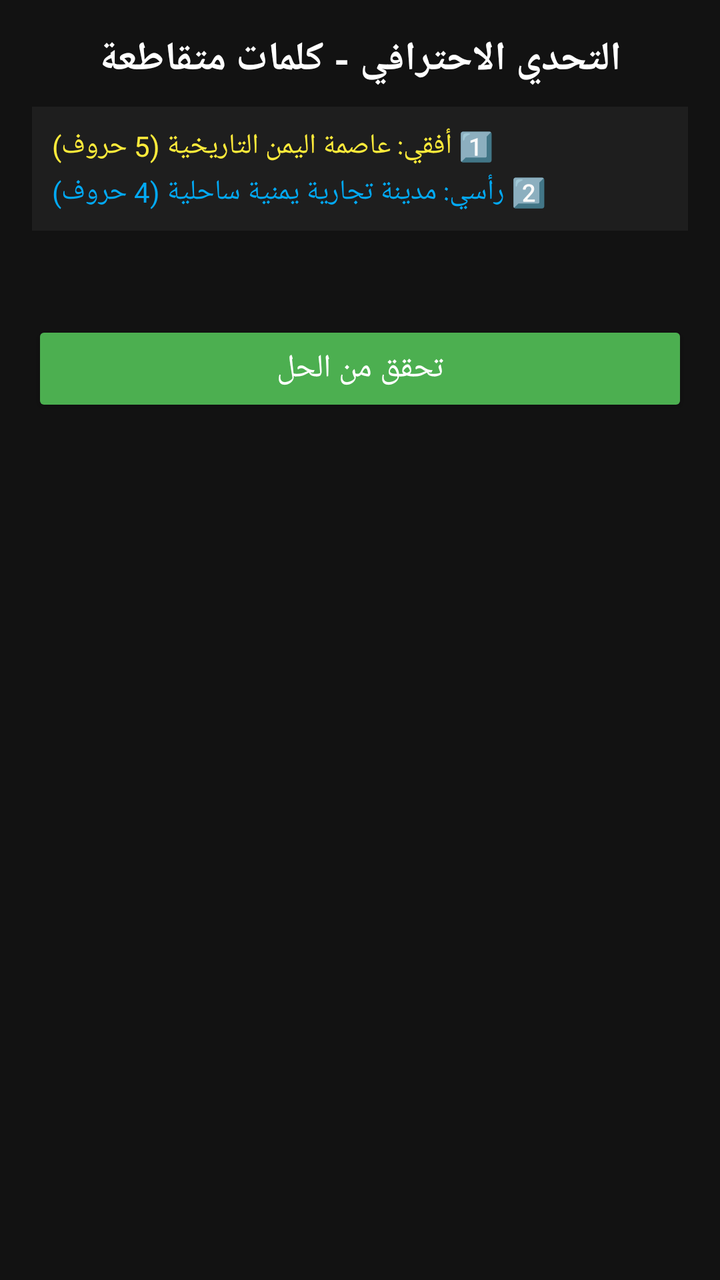
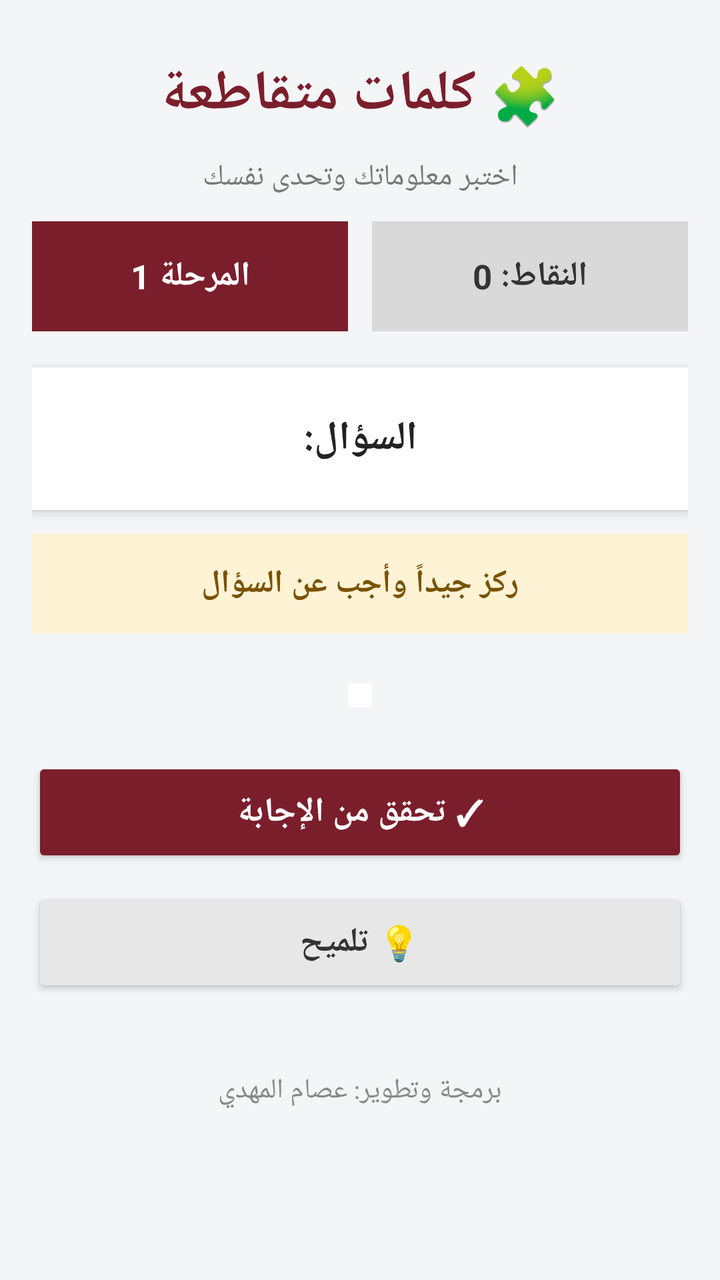

Two renders of the same Android screen: before a commit and after it. Below are the layout's source before the change and the commit's diff.
<!-- AndroidManifest.xml: activity theme Theme.AppCompat.NoActionBar -->
<!-- res/layout/activity_crossword.xml -->
<?xml version="1.0" encoding="utf-8"?>
<LinearLayout xmlns:android="http://schemas.android.com/apk/res/android"
    android:layout_width="match_parent"
    android:layout_height="match_parent"
    android:orientation="vertical"
    android:background="#121212"
    android:padding="16dp"
    android:gravity="center_horizontal">

    <TextView
        android:layout_width="wrap_content"
        android:layout_height="wrap_content"
        android:text="التحدي الاحترافي - كلمات متقاطعة"
        android:textSize="20sp"
        android:textColor="#FFFFFF"
        android:textStyle="bold"
        android:layout_marginBottom="10dp"/>

    
    <LinearLayout
        android:layout_width="match_parent"
        android:layout_height="wrap_content"
        android:orientation="vertical"
        android:background="#1E1E1E"
        android:padding="10dp"
        android:layout_marginBottom="20dp">
        
        <TextView
            android:layout_width="wrap_content"
            android:layout_height="wrap_content"
            android:text="1️⃣ أفقي: عاصمة اليمن التاريخية (5 حروف)"
            android:textColor="#FFEB3B"
            android:textSize="14sp"
            android:layout_marginBottom="4dp"/>

        <TextView
            android:layout_width="wrap_content"
            android:layout_height="wrap_content"
            android:text="2️⃣ رأسي: مدينة تجارية يمنية ساحلية (4 حروف)"
            android:textColor="#03A9F4"
            android:textSize="14sp"/>
    </LinearLayout>

    
    <GridLayout
        android:id="@+id/crosswordGrid"
        android:layout_width="wrap_content"
        android:layout_height="wrap_content"
        android:columnCount="5"
        android:rowCount="5"
        android:layout_gravity="center"
        android:layout_marginBottom="25dp"/>

    <Button
        android:id="@+id/btnCheck"
        android:layout_width="match_parent"
        android:layout_height="wrap_content"
        android:text="تحقق من الحل"
        android:backgroundTint="#4CAF50"
        android:textColor="#FFFFFF"
        android:textSize="16sp"/>

</LinearLayout>
<!-- resources referenced by this layout -->
<resources>

</resources>

<!-- the commit's change to res/layout/activity_crossword.xml (unified diff, before → after) -->
@@ -1,63 +1,181 @@
 <?xml version="1.0" encoding="utf-8"?>
-<LinearLayout xmlns:android="http://schemas.android.com/apk/res/android"
+<ScrollView
+    xmlns:android="http://schemas.android.com/apk/res/android"
     android:layout_width="match_parent"
     android:layout_height="match_parent"
-    android:orientation="vertical"
-    android:background="#121212"
-    android:padding="16dp"
-    android:gravity="center_horizontal">
+    android:fillViewport="true"
+    android:background="#F4F5F7">
 
-    <TextView
-        android:layout_width="wrap_content"
-        android:layout_height="wrap_content"
-        android:text="التحدي الاحترافي - كلمات متقاطعة"
-        android:textSize="20sp"
-        android:textColor="#FFFFFF"
-        android:textStyle="bold"
-        android:layout_marginBottom="10dp"/>
-
-    
     <LinearLayout
         android:layout_width="match_parent"
         android:layout_height="wrap_content"
         android:orientation="vertical"
-        android:background="#1E1E1E"
-        android:padding="10dp"
-        android:layout_marginBottom="20dp">
+        android:padding="16dp"
+        android:gravity="center_horizontal">
+
         
+        
+        
+
         <TextView
+            android:layout_width="match_parent"
+            android:layout_height="wrap_content"
+            android:text="🧩 كلمات متقاطعة"
+            android:textSize="28sp"
+            android:textStyle="bold"
+            android:textColor="#7B1E2B"
+            android:gravity="center"
+            android:padding="12dp" />
+
+        <TextView
+            android:layout_width="match_parent"
+            android:layout_height="wrap_content"
+            android:text="اختبر معلوماتك وتحدى نفسك"
+            android:textSize="15sp"
+            android:textColor="#777777"
+            android:gravity="center"
+            android:paddingBottom="12dp" />
+
+        
+        
+        
+
+        <LinearLayout
+            android:layout_width="match_parent"
+            android:layout_height="wrap_content"
+            android:orientation="horizontal"
+            android:weightSum="2"
+            android:gravity="center">
+
+            <TextView
+                android:id="@+id/tvStage"
+                android:layout_width="0dp"
+                android:layout_height="55dp"
+                android:layout_weight="1"
+                android:layout_marginEnd="6dp"
+                android:background="#7B1E2B"
+                android:text="المرحلة 1"
+                android:textColor="#FFFFFF"
+                android:textSize="17sp"
+                android:textStyle="bold"
+                android:gravity="center" />
+
+            <TextView
+                android:id="@+id/tvScore"
+                android:layout_width="0dp"
+                android:layout_height="55dp"
+                android:layout_weight="1"
+                android:layout_marginStart="6dp"
+                android:background="#D9D9D9"
+                android:text="النقاط: 0"
+                android:textColor="#333333"
+                android:textSize="17sp"
+                android:textStyle="bold"
+                android:gravity="center" />
+
+        </LinearLayout>
+
+        
+        
+        
+
+        <TextView
+            android:id="@+id/tvQuestion"
+            android:layout_width="match_parent"
+            android:layout_height="wrap_content"
+            android:layout_marginTop="18dp"
+            android:background="#FFFFFF"
+            android:elevation="3dp"
+            android:text="السؤال:"
+            android:textSize="20sp"
+            android:textStyle="bold"
+            android:textColor="#222222"
+            android:gravity="center"
+            android:padding="22dp" />
+
+        
+        
+        
+
+        <TextView
+            android:id="@+id/tvMessage"
+            android:layout_width="match_parent"
+            android:layout_height="wrap_content"
+            android:layout_marginTop="12dp"
+            android:background="#FFF3D6"
+            android:text="ركز جيداً وأجب عن السؤال"
+            android:textSize="16sp"
+            android:textStyle="bold"
+            android:textColor="#7A5200"
+            android:gravity="center"
+            android:padding="14dp" />
+
+        
+        
+        
+
+        <GridLayout
+            android:id="@+id/crosswordGrid"
             android:layout_width="wrap_content"
             android:layout_height="wrap_content"
-            android:text="1️⃣ أفقي: عاصمة اليمن التاريخية (5 حروف)"
-            android:textColor="#FFEB3B"
-            android:textSize="14sp"
-            android:layout_marginBottom="4dp"/>
+            android:layout_marginTop="25dp"
+            android:padding="6dp"
+            android:background="#FFFFFF"
+            android:columnCount="5"
+            android:gravity="center" />
+
+        
+        
+        
+
+        <Button
+            android:id="@+id/btnCheck"
+            android:layout_width="match_parent"
+            android:layout_height="55dp"
+            android:layout_marginTop="25dp"
+            android:text="✓ تحقق من الإجابة"
+            android:textSize="17sp"
+            android:textStyle="bold"
+            android:textColor="#FFFFFF"
+            android:backgroundTint="#7B1E2B" />
+
+        <Button
+            android:id="@+id/btnHint"
+            android:layout_width="match_parent"
+            android:layout_height="55dp"
+            android:layout_marginTop="10dp"
+            android:text="💡 تلميح"
+            android:textSize="17sp"
+            android:textStyle="bold"
+            android:textColor="#333333"
+            android:backgroundTint="#E7E7E7" />
+
+        <Button
+            android:id="@+id/btnNext"
+            android:layout_width="match_parent"
+            android:layout_height="55dp"
+            android:layout_marginTop="10dp"
+            android:text="المرحلة التالية ➜"
+            android:textSize="17sp"
+            android:textStyle="bold"
+            android:textColor="#FFFFFF"
+            android:backgroundTint="#2E7D32"
+            android:visibility="gone" />
+
+        
+        
+        
 
         <TextView
-            android:layout_width="wrap_content"
+            android:layout_width="match_parent"
             android:layout_height="wrap_content"
-            android:text="2️⃣ رأسي: مدينة تجارية يمنية ساحلية (4 حروف)"
-            android:textColor="#03A9F4"
-            android:textSize="14sp"/>
+            android:layout_marginTop="25dp"
+            android:text="برمجة وتطوير: عصام المهدي"
+            android:textSize="14sp"
+            android:textColor="#888888"
+            android:gravity="center"
+            android:padding="12dp" />
+
     </LinearLayout>
 
-    
-    <GridLayout
-        android:id="@+id/crosswordGrid"
-        android:layout_width="wrap_content"
-        android:layout_height="wrap_content"
-        android:columnCount="5"
-        android:rowCount="5"
-        android:layout_gravity="center"
-        android:layout_marginBottom="25dp"/>
-
-    <Button
-        android:id="@+id/btnCheck"
-        android:layout_width="match_parent"
-        android:layout_height="wrap_content"
-        android:text="تحقق من الحل"
-        android:backgroundTint="#4CAF50"
-        android:textColor="#FFFFFF"
-        android:textSize="16sp"/>
-
-</LinearLayout>
+</ScrollView>
